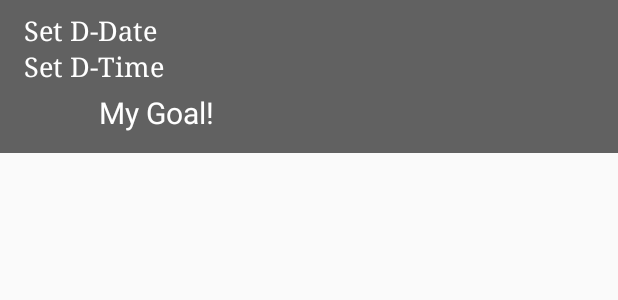
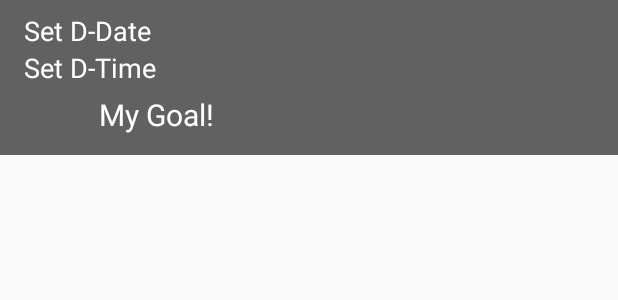
Before and after one commit to cvam77/Reminder, an Android app: the layout each_goal_layout.xml on its own in the app's theme, with its tools: preview values and no code run, on a phone screen of 412 x 824 dp. Shown: the top 300 px of the screen. Run offline under Robolectric (Android 15) with nearby library versions, the phone set to English and light mode, and no system bars.

Commit message:
another commit

```diff
--- a/app/src/main/res/layout/activity_main.xml
+++ b/app/src/main/res/layout/activity_main.xml
@@ -64,7 +64,6 @@
             android:tint="@android:color/black"
             app:srcCompat="@android:drawable/stat_notify_sync"
             app:backgroundTint="#FAFAFA"
-            android:visibility="gone"
             />
 
     </FrameLayout>
--- a/app/src/main/res/layout/each_goal_layout.xml
+++ b/app/src/main/res/layout/each_goal_layout.xml
@@ -1,6 +1,5 @@
 <?xml version="1.0" encoding="utf-8"?>
 <LinearLayout
-    xmlns:app="http://schemas.android.com/apk/res-auto"
     xmlns:android="http://schemas.android.com/apk/res/android"
     android:layout_height="wrap_content"
     android:layout_width="match_parent"
@@ -20,7 +19,7 @@
         style="@style/TextAppearance.AppCompat.Medium"
         android:textColor="#ffffff"
         android:text="Set D-Date"
-        android:fontFamily="serif"
+        android:fontFamily="sans-serif"
         android:textSize="18sp"
         />
 
@@ -31,7 +30,7 @@
         android:layout_height="wrap_content"
         android:textColor="#ffffff"
         android:text="Set D-Time"
-        android:fontFamily="serif"
+        android:fontFamily="sans-serif"
         android:textSize="18sp"
         />
 
```
Also changed, not shown: app/src/main/java/com/example/reminder/AddGoal.java (+8 -5 lines), app/src/main/java/com/example/reminder/MainActivity.java (+9 -8 lines).
